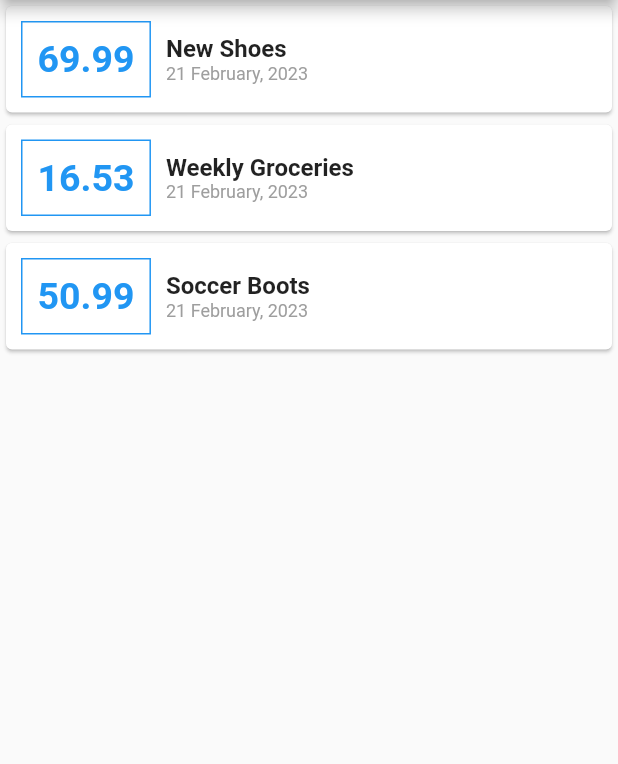
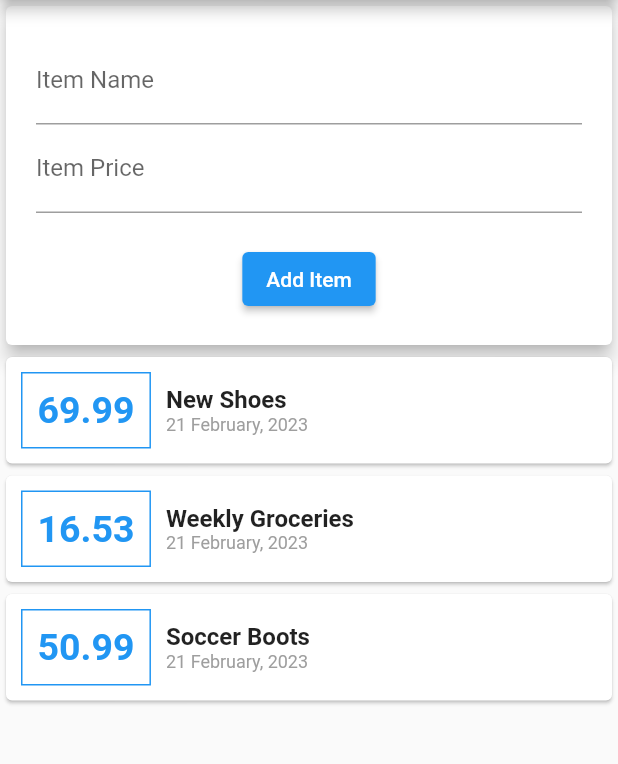
Before and after one commit to benjithorpe/personal_expense, a Flutter app: the screen it shows after launch, on a phone screen of 412 x 824 dp, the part 84-848 px from its top. Run offline on Flutter 3.47's test engine with Material 2 defaults, Android fonts, the phone set to English and light mode, and no system bars.

Commit message:
add basic input fields and button

```diff
--- a/lib/main.dart
+++ b/lib/main.dart
@@ -43,6 +43,35 @@ class MyApp extends StatelessWidget {
           actions: const [Icon(Icons.add)],
         ),
         body: Column(
+          children: [
+            // Card for text inputs
+            Card(
+              elevation: 5,
+              child: Container(
+                padding:
+                    const EdgeInsets.symmetric(vertical: 20, horizontal: 20),
+                child: Column(
+                  children: [
+                    const TextField(
+                      decoration: InputDecoration(
+                        labelText: "Item Name",
+                      ),
+                    ),
+                    const TextField(
+                      decoration: InputDecoration(
+                        labelText: "Item Price",
+                      ),
+                    ),
+                    const SizedBox(height: 20),
+                    ElevatedButton(
+                      onPressed: () => {},
+                      child: const Text("Add Item"),
+                    )
+                  ],
+                ),
+              ),
+            ),
+            Column(
               children: transactions
                   .map((transaction) => Card(
                         child: Container(
@@ -92,9 +121,8 @@ class MyApp extends StatelessWidget {
                       ))
                   .toList(),
             ),
-
-        // TranscationCard(transactions[0]),
-        // TranscationCard(transactions[1]),
+          ],
+        ),
       ),
     );
   }
```
Lines whose indentation alone changed are shown as unchanged.
